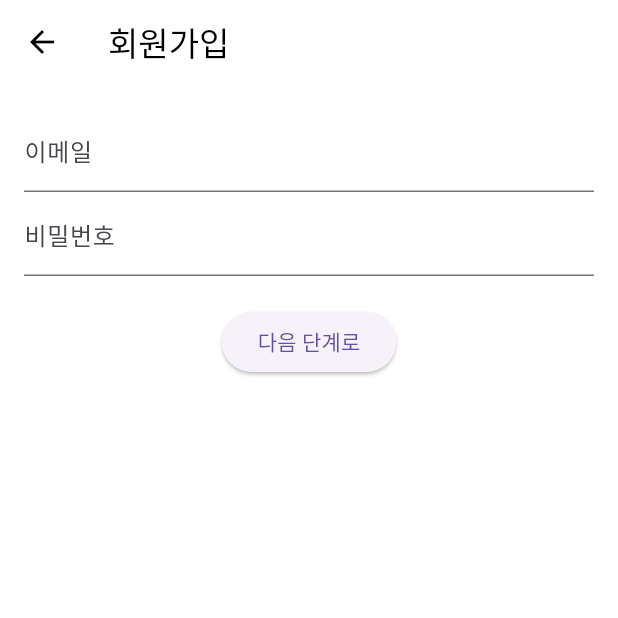
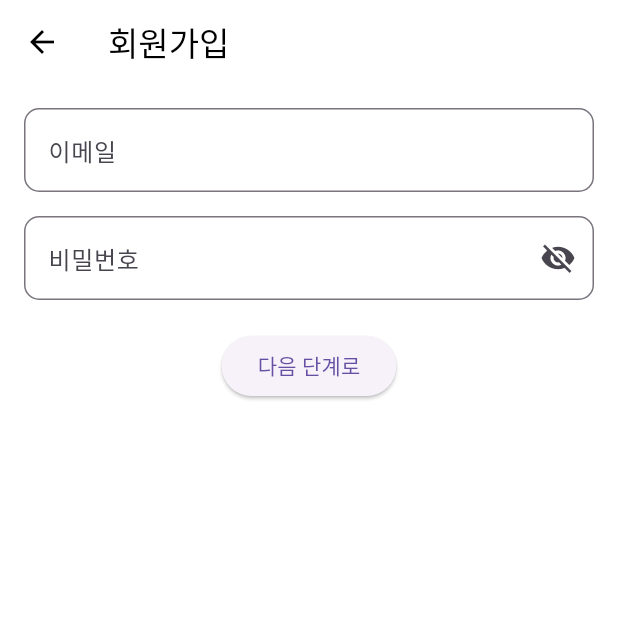
Before and after one commit to hwacho9/running_mate, a Flutter app: the screen it shows after launch, after a tap on "회원가입", on a phone screen of 412 x 824 dp, the top half of it. Run offline on Flutter 3.47's test engine with Material 3 defaults, Android fonts, the phone set to English and light mode, and no system bars; our stand-ins replace cloud_firestore, firebase_auth, firebase_core, flutter_map, geolocator, latlong2 and 1 more; accounts and stored records are empty.

Commit message:
feat:inputformfield

```diff
--- a/mobile/lib/screens/auth/login_view.dart
+++ b/mobile/lib/screens/auth/login_view.dart
@@ -3,6 +3,7 @@ import 'package:provider/provider.dart';
 import 'package:running_mate/nav_page.dart';
 import 'package:running_mate/screens/auth/signup_view.dart';
 import 'package:running_mate/viewmodels/auth_viewmodel.dart';
+import 'package:running_mate/widgets/inputField/InputFormField.dart';
 
 class LoginView extends StatelessWidget {
   final TextEditingController emailController = TextEditingController();
@@ -11,19 +12,24 @@ class LoginView extends StatelessWidget {
   @override
   Widget build(BuildContext context) {
     return Scaffold(
-      appBar: AppBar(title: const Text("로그인")),
+      appBar: AppBar(
+        title: const Text("로그인"),
+        automaticallyImplyLeading: false,
+      ),
       body: Padding(
         padding: const EdgeInsets.all(16.0),
         child: Column(
           children: [
-            TextField(
+            InputFormField(
               controller: emailController,
-              decoration: const InputDecoration(labelText: "이메일"),
+              labelText: "이메일",
+              keyboardType: TextInputType.emailAddress,
             ),
-            TextField(
+            const SizedBox(height: 16),
+            InputFormField(
               controller: passwordController,
-              decoration: const InputDecoration(labelText: "비밀번호"),
-              obscureText: true,
+              labelText: "비밀번호",
+              isPassword: true,
             ),
             const SizedBox(height: 20),
             ElevatedButton(
--- a/mobile/lib/screens/auth/signup_view.dart
+++ b/mobile/lib/screens/auth/signup_view.dart
@@ -2,6 +2,7 @@ import 'package:flutter/material.dart';
 import 'package:provider/provider.dart';
 import 'package:running_mate/screens/auth/signup_view2.dart';
 import 'package:running_mate/viewmodels/auth_viewmodel.dart';
+import 'package:running_mate/widgets/inputField/InputFormField.dart';
 
 class SignupView extends StatelessWidget {
   final TextEditingController emailController = TextEditingController();
@@ -15,16 +16,18 @@ class SignupView extends StatelessWidget {
         padding: const EdgeInsets.all(16.0),
         child: Column(
           children: [
-            TextField(
+            InputFormField(
               controller: emailController,
-              decoration: InputDecoration(labelText: "이메일"),
+              labelText: "이메일",
+              keyboardType: TextInputType.emailAddress,
             ),
-            TextField(
+            const SizedBox(height: 16),
+            InputFormField(
               controller: passwordController,
-              decoration: InputDecoration(labelText: "비밀번호"),
-              obscureText: true,
+              labelText: "비밀번호",
+              isPassword: true,
             ),
-            SizedBox(height: 20),
+            const SizedBox(height: 20),
             ElevatedButton(
               onPressed: () async {
                 final authViewModel = context.read<AuthViewModel>();
--- /dev/null
+++ b/mobile/lib/widgets/inputField/InputFormField.dart
@@ -0,0 +1,50 @@
+import 'package:flutter/material.dart';
+
+class InputFormField extends StatefulWidget {
+  final TextEditingController controller;
+  final String labelText;
+  final bool isPassword;
+  final TextInputType keyboardType;
+
+  const InputFormField({
+    Key? key,
+    required this.controller,
+    required this.labelText,
+    this.isPassword = false,
+    this.keyboardType = TextInputType.text,
+  }) : super(key: key);
+
+  @override
+  _InputFormFieldState createState() => _InputFormFieldState();
+}
+
+class _InputFormFieldState extends State<InputFormField> {
+  bool _isObscure = true;
+
+  @override
+  Widget build(BuildContext context) {
+    return TextField(
+      controller: widget.controller,
+      decoration: InputDecoration(
+        labelText: widget.labelText,
+        border: OutlineInputBorder(
+          borderRadius: BorderRadius.circular(10),
+        ),
+        suffixIcon: widget.isPassword
+            ? IconButton(
+                icon: Icon(
+                  _isObscure ? Icons.visibility_off : Icons.visibility,
+                ),
+                onPressed: () {
+                  setState(() {
+                    _isObscure = !_isObscure;
+                  });
+                },
+              )
+            : null,
+      ),
+      obscureText: widget.isPassword ? _isObscure : false,
+      keyboardType: widget.keyboardType,
+    );
+  }
+}
```
